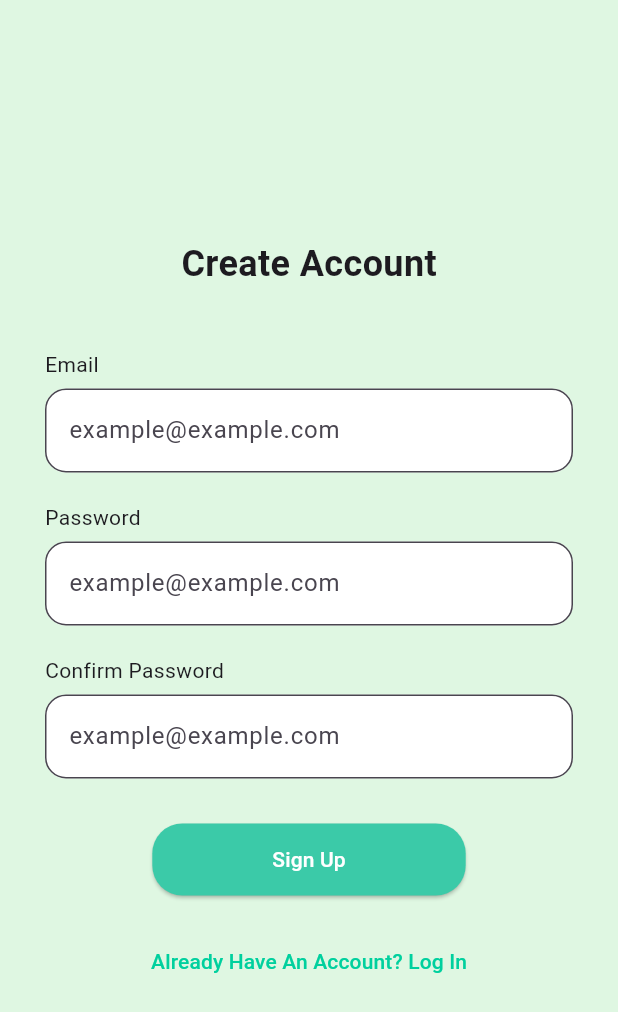
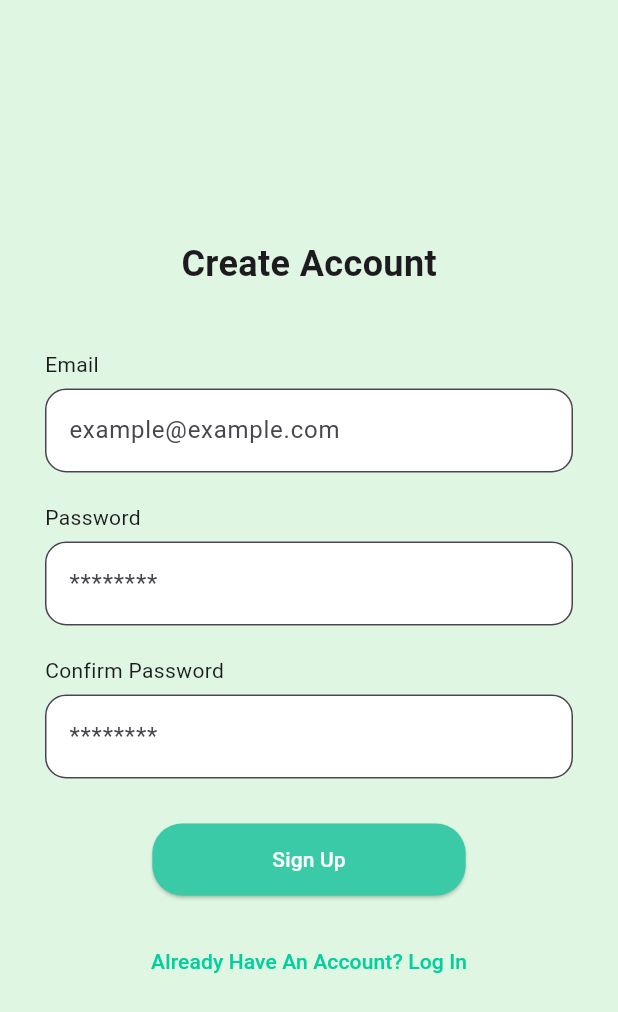
Before and after one commit to gk182/FinanceManagment, a Flutter app: the RegisterPage screen opened by its route, on a phone screen of 412 x 824 dp. Shown: the top 1012 px of the screen. Run offline on Flutter 3.47's test engine with Material 3 defaults, Android fonts, the phone set to English and light mode, and no system bars; our stand-ins replace cloud_firestore, firebase_auth, firebase_core, fl_chart, table_calendar; accounts and stored records are empty.

Commit message:
update textfield

```diff
--- a/lib/pages/auth/register_page.dart
+++ b/lib/pages/auth/register_page.dart
@@ -116,7 +116,7 @@ class _RegisterPageState extends State<RegisterPage> {
             filled: true,
             fillColor: Colors.white,
             border: OutlineInputBorder(borderRadius: BorderRadius.circular(14)),
-            hintText: "example@example.com",
+            hintText: isPassword ? "********" : "example@example.com",
           ),
         ),
       ],
```
